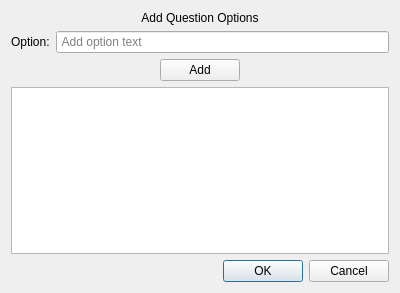
alxhoff/Useless-Decision-Maker, file add_option_dialog.ui: the form before one commit.
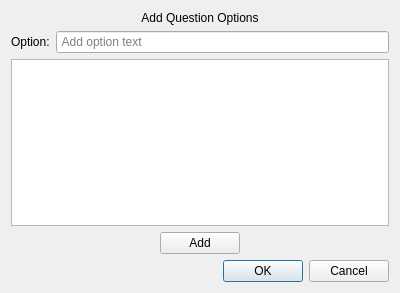
The form after the commit.

Commit message: Add option dialog takes options and closes

Patch:
```diff
--- a/add_option_dialog.ui
+++ b/add_option_dialog.ui
@@ -45,6 +45,9 @@
      </item>
     </layout>
    </item>
+   <item>
+    <widget class="QListWidget" name="listWidgetOptions"/>
+   </item>
    <item>
     <layout class="QHBoxLayout" name="horizontalLayout_2">
      <item>
@@ -82,9 +85,6 @@
      </item>
     </layout>
    </item>
-   <item>
-    <widget class="QListView" name="listViewOptions"/>
-   </item>
    <item>
     <widget class="QDialogButtonBox" name="buttonBox">
      <property name="orientation">
```
The commit also changes 4 other files.
